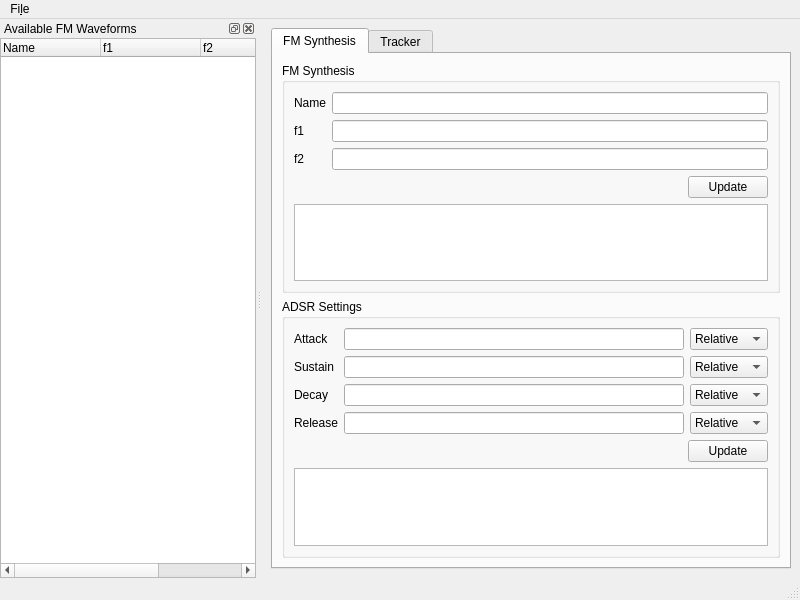
First picture: the form in MainWindow.ui, repository LeStahL/OpenSSMT, before the edit.
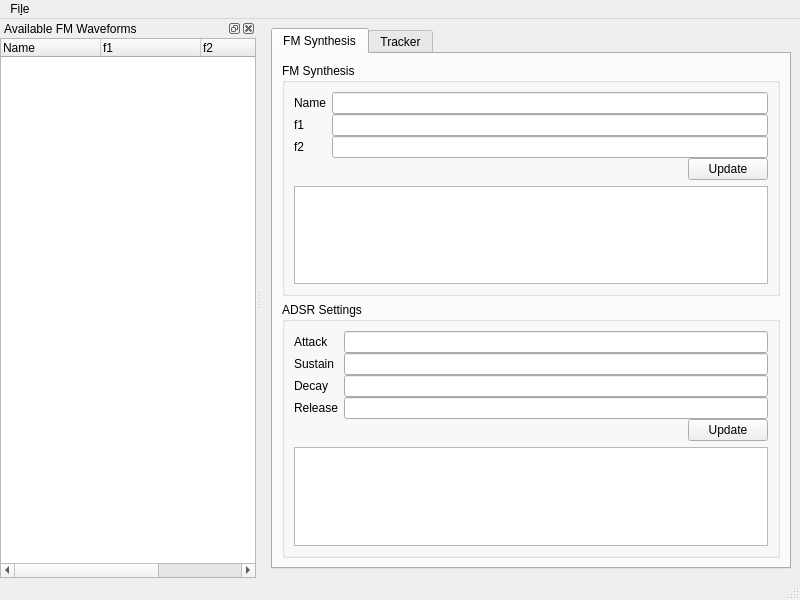
Second picture: the form after the edit.

Commit message:
added ADSR envelope class
	new file:   ../ADSREnvelope.cpp
	new file:   ../ADSREnvelope.h
	modified:   ../CMakeLists.txt
	modified:   ../MainWindow.ui

The edit to the form file:
```diff
--- a/MainWindow.ui
+++ b/MainWindow.ui
@@ -33,6 +33,9 @@
           <layout class="QVBoxLayout" name="verticalLayout_4">
            <item>
             <layout class="QFormLayout" name="formLayout_3">
+             <property name="verticalSpacing">
+              <number>0</number>
+             </property>
              <item row="0" column="0">
               <widget class="QLabel" name="label">
                <property name="text">
@@ -103,6 +106,9 @@
           <layout class="QVBoxLayout" name="verticalLayout_5">
            <item>
             <layout class="QFormLayout" name="formLayout_2">
+             <property name="verticalSpacing">
+              <number>0</number>
+             </property>
              <item row="0" column="0">
               <widget class="QLabel" name="label_10">
                <property name="text">
@@ -115,20 +121,6 @@
                <item>
                 <widget class="QLineEdit" name="lineEdit_17"/>
                </item>
-               <item>
-                <widget class="QComboBox" name="comboBox_7">
-                 <item>
-                  <property name="text">
-                   <string>Relative</string>
-                  </property>
-                 </item>
-                 <item>
-                  <property name="text">
-                   <string>Absolute</string>
-                  </property>
-                 </item>
-                </widget>
-               </item>
               </layout>
              </item>
              <item row="1" column="0">
@@ -143,20 +135,6 @@
                <item>
                 <widget class="QLineEdit" name="lineEdit_18"/>
                </item>
-               <item>
-                <widget class="QComboBox" name="comboBox_8">
-                 <item>
-                  <property name="text">
-                   <string>Relative</string>
-                  </property>
-                 </item>
-                 <item>
-                  <property name="text">
-                   <string>Absolute</string>
-                  </property>
-                 </item>
-                </widget>
-               </item>
               </layout>
              </item>
              <item row="2" column="0">
@@ -171,20 +149,6 @@
                <item>
                 <widget class="QLineEdit" name="lineEdit_19"/>
                </item>
-               <item>
-                <widget class="QComboBox" name="comboBox_9">
-                 <item>
-                  <property name="text">
-                   <string>Relative</string>
-                  </property>
-                 </item>
-                 <item>
-                  <property name="text">
-                   <string>Absolute</string>
-                  </property>
-                 </item>
-                </widget>
-               </item>
               </layout>
              </item>
              <item row="3" column="0">
@@ -199,20 +163,6 @@
                <item>
                 <widget class="QLineEdit" name="lineEdit_20"/>
                </item>
-               <item>
-                <widget class="QComboBox" name="comboBox_10">
-                 <item>
-                  <property name="text">
-                   <string>Relative</string>
-                  </property>
-                 </item>
-                 <item>
-                  <property name="text">
-                   <string>Absolute</string>
-                  </property>
-                 </item>
-                </widget>
-               </item>
               </layout>
              </item>
              <item row="4" column="1">
```
The commit also changes 3 other files.
